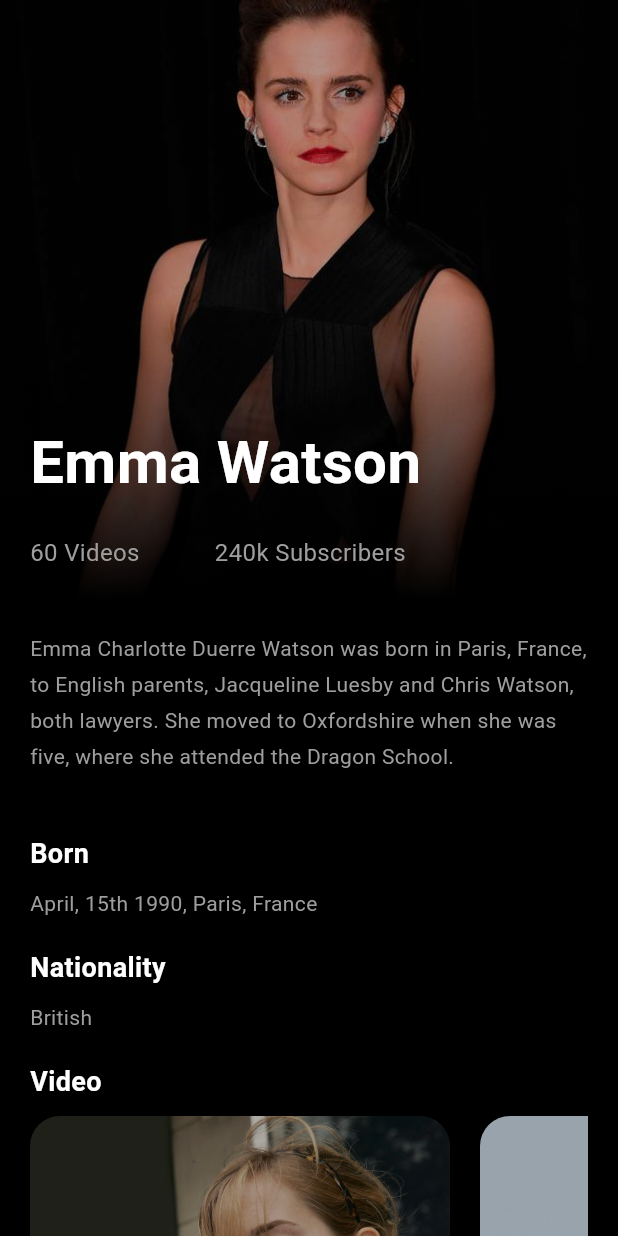
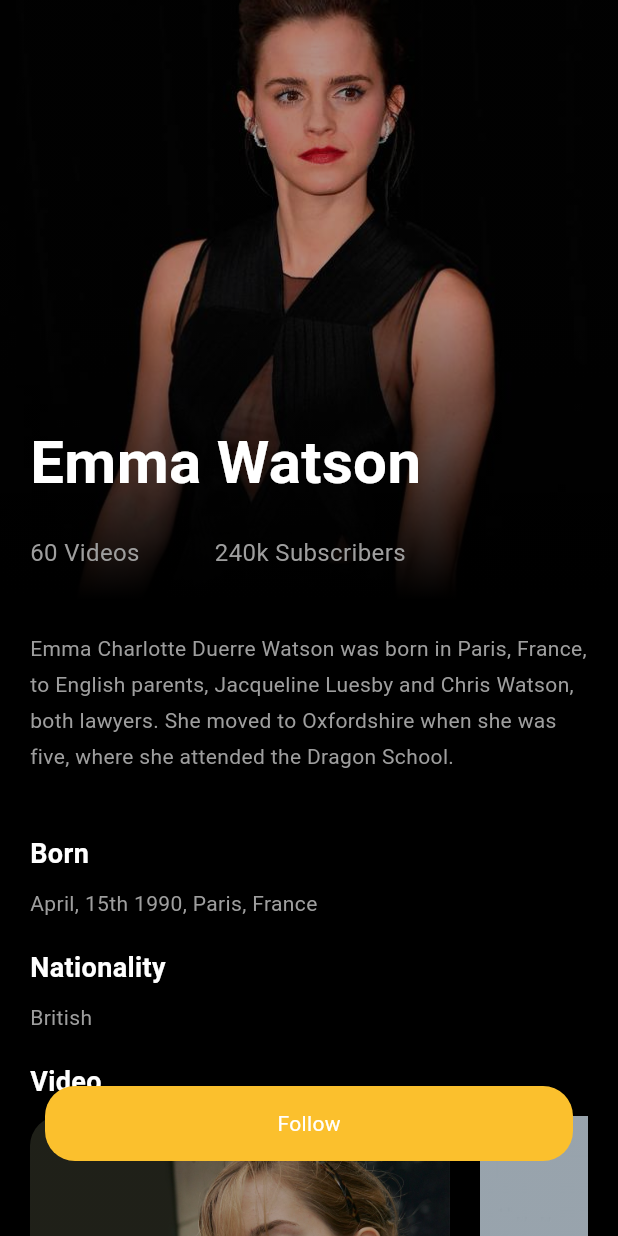
Before and after one commit to sydney1232/profile_ui, a Flutter app: the screen it shows after launch, on a phone screen of 412 x 824 dp. Run offline on Flutter 3.47's test engine with Material 3 defaults, Android fonts, the phone set to English and light mode, and no system bars; our stand-ins replace simple_animations; missing offline and left inert: dart:ffi.

Commit message:
Added fill button at BottomCenter

```diff
--- a/lib/main.dart
+++ b/lib/main.dart
@@ -223,12 +223,38 @@ class _MyHomePageState extends State<MyHomePage> {
                               makeVideo(image: "assets/images/emma-3.jpg"),
                             ],
                           ),
-                          )),
+                        ),
+                      ),
+                      SizedBox(height: 120)
                     ],
                   ),
                 )
               ]))
             ],
+          ),
+          Positioned.fill(
+            bottom: 50,
+            child: Container(
+              child: Align(
+                alignment: Alignment.bottomCenter,
+                child: FadeAnimation(
+                  2,
+                  Container(
+                    margin: EdgeInsets.symmetric(horizontal: 30),
+                    height: 50,
+                    decoration: BoxDecoration(
+                      color: Colors.yellow.shade700,
+                      borderRadius: BorderRadius.circular(20),
+                    ),
+                    child: Align(
+                        child: Text(
+                      "Follow",
+                      style: TextStyle(color: Colors.white),
+                    )),
+                  ),
+                ),
+              ),
+            ),
           )
         ],
       ),
```
Lines whose indentation alone changed are shown as unchanged.
